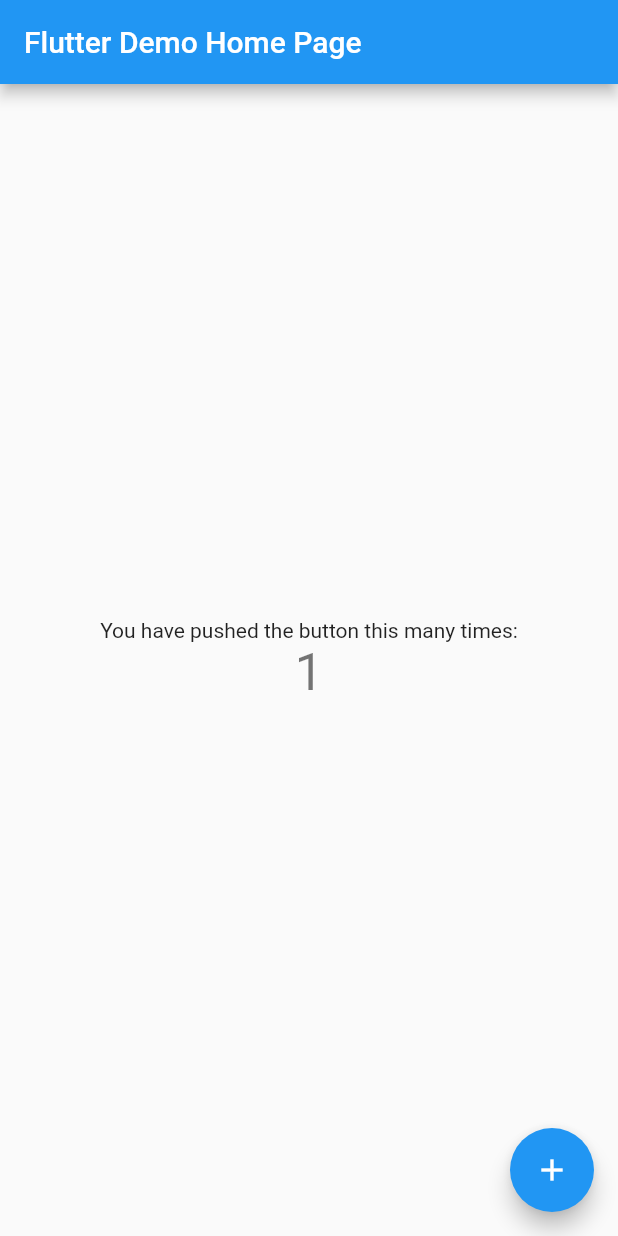
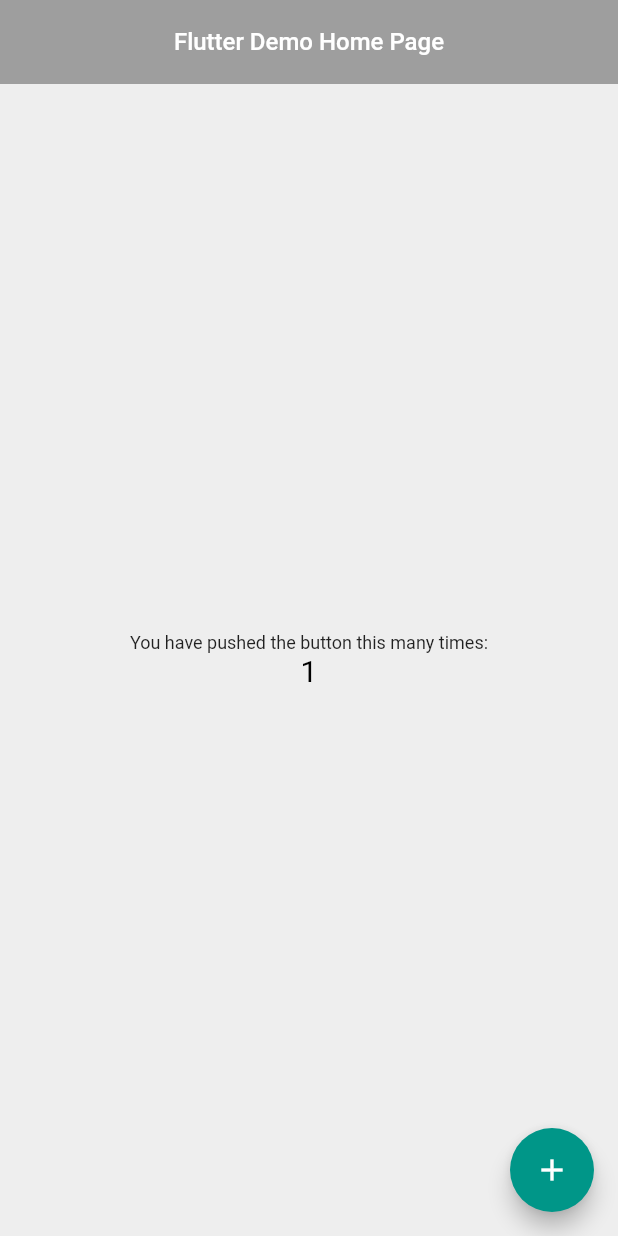
Before and after one commit to EliezerAmbion/flutter_recipe_app, a Flutter app: the screen it shows after launch, after a tap on the "add" icon, on a phone screen of 412 x 824 dp. Run offline on Flutter 3.47's test engine with Material 2 defaults, Android fonts, the phone set to English and light mode, and no system bars; Roboto replaces fonts that are missing (MontReg).

Commit message:
add models and theme

```diff
--- /dev/null
+++ b/lib/config/theme.dart
@@ -0,0 +1,90 @@
+import 'package:flutter/material.dart';
+
+ThemeData theme() {
+  return ThemeData(
+    scaffoldBackgroundColor: Colors.grey.shade200,
+    fontFamily: 'MontReg',
+    appBarTheme: appBarTheme(),
+    textTheme: textTheme(),
+    colorScheme: colorScheme(),
+    elevatedButtonTheme: elevatedButtonTheme(),
+  );
+}
+
+AppBarTheme appBarTheme() {
+  return const AppBarTheme(
+    iconTheme: IconThemeData(color: Colors.black),
+    centerTitle: true,
+    // backgroundColor: Colors.transparent,
+    backgroundColor: Colors.grey,
+    elevation: 0,
+  );
+}
+
+ColorScheme colorScheme() {
+  return ColorScheme.fromSwatch(primarySwatch: Colors.blueGrey).copyWith(
+    primary: Colors.black,
+    secondary: Colors.teal,
+    tertiary: Colors.white,
+  );
+}
+
+ElevatedButtonThemeData elevatedButtonTheme() {
+  return ElevatedButtonThemeData(
+    style: ElevatedButton.styleFrom(
+      elevation: 4,
+      backgroundColor: Colors.teal,
+      shape: RoundedRectangleBorder(
+        borderRadius: BorderRadius.circular(8),
+      ),
+    ),
+  );
+}
+
+TextTheme textTheme() {
+  return const TextTheme(
+    // header text theme
+    headline1: TextStyle(
+      fontFamily: 'MontBold',
+      color: Colors.black,
+      fontSize: 32,
+    ),
+    headline2: TextStyle(
+      fontFamily: 'MontBold',
+      color: Colors.black,
+      fontSize: 26,
+    ),
+    headline3: TextStyle(
+      fontFamily: 'MontBold',
+      color: Colors.black,
+      fontSize: 20,
+    ),
+    headline4: TextStyle(
+      fontFamily: 'MontReg',
+      color: Colors.black,
+      fontSize: 20,
+    ),
+    headline5: TextStyle(
+      fontFamily: 'MontReg',
+      color: Colors.black,
+      fontSize: 18,
+    ),
+    headline6: TextStyle(
+      fontFamily: 'MontReg',
+      color: Colors.black87,
+      fontSize: 16,
+    ),
+
+    // body text theme
+    bodyText1: TextStyle(
+      fontFamily: 'MontReg',
+      color: Colors.black87,
+      fontSize: 14,
+    ),
+    bodyText2: TextStyle(
+      fontFamily: 'MontReg',
+      color: Colors.black87,
+      fontSize: 12,
+    ),
+  );
+}
--- a/lib/main.dart
+++ b/lib/main.dart
@@ -1,4 +1,6 @@
 import 'package:flutter/material.dart';
+
+import 'config/theme.dart';
 
 void main() {
   runApp(const MyApp());
@@ -6,24 +8,11 @@ void main() {
 
 class MyApp extends StatelessWidget {
   const MyApp({super.key});
-
-  // This widget is the root of your application.
   @override
   Widget build(BuildContext context) {
     return MaterialApp(
       title: 'Flutter Demo',
-      theme: ThemeData(
-        // This is the theme of your application.
-        //
-        // Try running your application with "flutter run". You'll see the
-        // application has a blue toolbar. Then, without quitting the app, try
-        // changing the primarySwatch below to Colors.green and then invoke
-        // "hot reload" (press "r" in the console where you ran "flutter run",
-        // or simply save your changes to "hot reload" in a Flutter IDE).
-        // Notice that the counter didn't reset back to zero; the application
-        // is not restarted.
-        primarySwatch: Colors.blue,
-      ),
+      theme: theme(),
       home: const MyHomePage(title: 'Flutter Demo Home Page'),
     );
   }
@@ -31,15 +20,6 @@ class MyApp extends StatelessWidget {
 
 class MyHomePage extends StatefulWidget {
   const MyHomePage({super.key, required this.title});
-
-  // This widget is the home page of your application. It is stateful, meaning
-  // that it has a State object (defined below) that contains fields that affect
-  // how it looks.
-
-  // This class is the configuration for the state. It holds the values (in this
-  // case the title) provided by the parent (in this case the App widget) and
-  // used by the build method of the State. Fields in a Widget subclass are
-  // always marked "final".
 
   final String title;
 
@@ -52,47 +32,18 @@ class _MyHomePageState extends State<MyHomePage> {
 
   void _incrementCounter() {
     setState(() {
-      // This call to setState tells the Flutter framework that something has
-      // changed in this State, which causes it to rerun the build method below
-      // so that the display can reflect the updated values. If we changed
-      // _counter without calling setState(), then the build method would not be
-      // called again, and so nothing would appear to happen.
       _counter++;
     });
   }
 
   @override
   Widget build(BuildContext context) {
-    // This method is rerun every time setState is called, for instance as done
-    // by the _incrementCounter method above.
-    //
-    // The Flutter framework has been optimized to make rerunning build methods
-    // fast, so that you can just rebuild anything that needs updating rather
-    // than having to individually change instances of widgets.
     return Scaffold(
       appBar: AppBar(
-        // Here we take the value from the MyHomePage object that was created by
-        // the App.build method, and use it to set our appbar title.
         title: Text(widget.title),
       ),
       body: Center(
-        // Center is a layout widget. It takes a single child and positions it
-        // in the middle of the parent.
         child: Column(
-          // Column is also a layout widget. It takes a list of children and
-          // arranges them vertically. By default, it sizes itself to fit its
-          // children horizontally, and tries to be as tall as its parent.
-          //
-          // Invoke "debug painting" (press "p" in the console, choose the
-          // "Toggle Debug Paint" action from the Flutter Inspector in Android
-          // Studio, or the "Toggle Debug Paint" command in Visual Studio Code)
-          // to see the wireframe for each widget.
-          //
-          // Column has various properties to control how it sizes itself and
-          // how it positions its children. Here we use mainAxisAlignment to
-          // center the children vertically; the main axis here is the vertical
-          // axis because Columns are vertical (the cross axis would be
-          // horizontal).
           mainAxisAlignment: MainAxisAlignment.center,
           children: <Widget>[
             const Text(
@@ -109,7 +60,7 @@ class _MyHomePageState extends State<MyHomePage> {
         onPressed: _incrementCounter,
         tooltip: 'Increment',
         child: const Icon(Icons.add),
-      ), // This trailing comma makes auto-formatting nicer for build methods.
+      ),
     );
   }
 }
--- a/pubspec.yaml
+++ b/pubspec.yaml
@@ -36,6 +36,7 @@ dependencies:
   # The following adds the Cupertino Icons font to your application.
   # Use with the CupertinoIcons class for iOS style icons.
   cupertino_icons: ^1.0.2
+  http: ^0.13.5
 
 dev_dependencies:
   flutter_test:
```
Also changed, not shown: lib/models/category.dart (added, +14 -0 lines), lib/models/meal.dart (added, +45 -0 lines), pubspec.lock.
